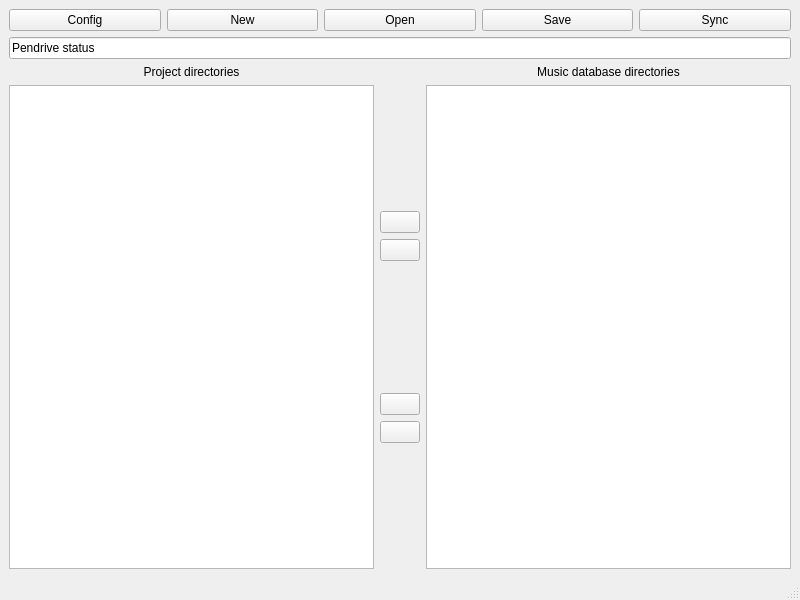
This is mainwindow.ui in postmodern-toolbox/AlexandriaBurningLibrary as Qt 5 draws it before an edit. The edited form follows.
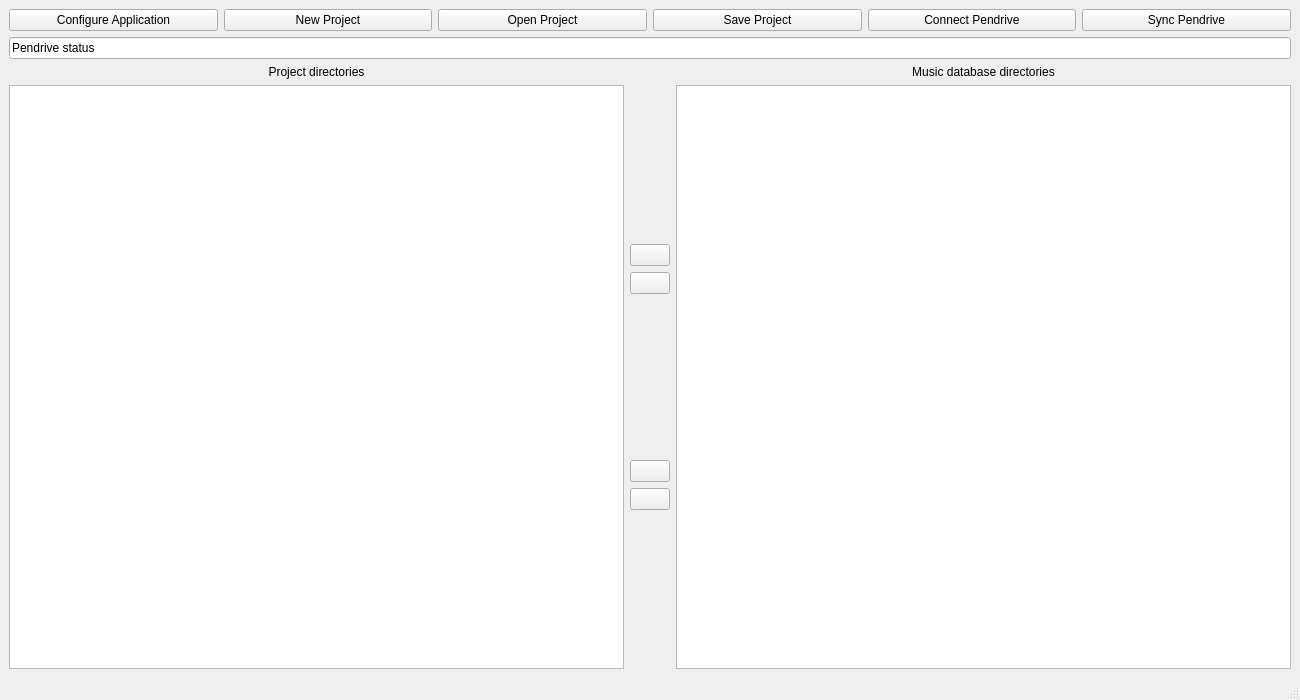
This is the edited form. Icons and pictures are not drawn.

Commit message:
Add Pendrive path browsing
Also pre-validate

The edit to the form file:
```diff
--- a/mainwindow.ui
+++ b/mainwindow.ui
@@ -6,8 +6,8 @@
    <rect>
     <x>0</x>
     <y>0</y>
-    <width>800</width>
-    <height>600</height>
+    <width>1300</width>
+    <height>700</height>
    </rect>
   </property>
   <property name="windowTitle">
@@ -20,7 +20,7 @@
       <item>
        <widget class="QPushButton" name="configButton">
         <property name="text">
-         <string>Config</string>
+         <string>Configure Application</string>
         </property>
         <property name="iconSize">
          <size>
@@ -33,7 +33,7 @@
       <item>
        <widget class="QPushButton" name="newButton">
         <property name="text">
-         <string>New</string>
+         <string>New Project</string>
         </property>
         <property name="iconSize">
          <size>
@@ -46,7 +46,7 @@
       <item>
        <widget class="QPushButton" name="openButton">
         <property name="text">
-         <string>Open</string>
+         <string>Open Project</string>
         </property>
         <property name="iconSize">
          <size>
@@ -59,7 +59,20 @@
       <item>
        <widget class="QPushButton" name="saveButton">
         <property name="text">
-         <string>Save</string>
+         <string>Save Project</string>
+        </property>
+        <property name="iconSize">
+         <size>
+          <width>32</width>
+          <height>32</height>
+         </size>
+        </property>
+       </widget>
+      </item>
+      <item>
+       <widget class="QPushButton" name="connectButton">
+        <property name="text">
+         <string>Connect Pendrive</string>
         </property>
         <property name="iconSize">
          <size>
@@ -72,7 +85,7 @@
       <item>
        <widget class="QPushButton" name="syncButton">
         <property name="text">
-         <string>Sync</string>
+         <string>Sync Pendrive</string>
         </property>
         <property name="iconSize">
          <size>
```
Left out of the diff: 2 changed lines with no effect on the pictures. The commit also changes 7 other files.
